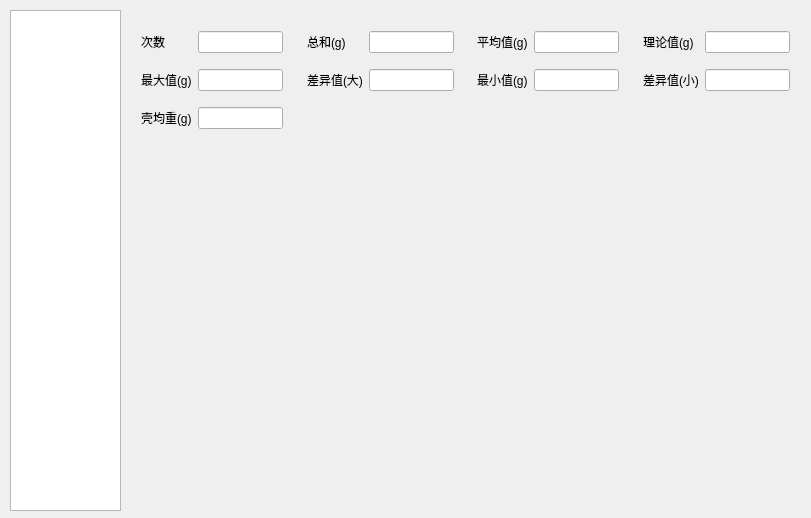
First picture: the form in PLCControl/QtPLCLibrary/DataCurve.ui, repository DR-Pharm/QPrinter, before the edit.
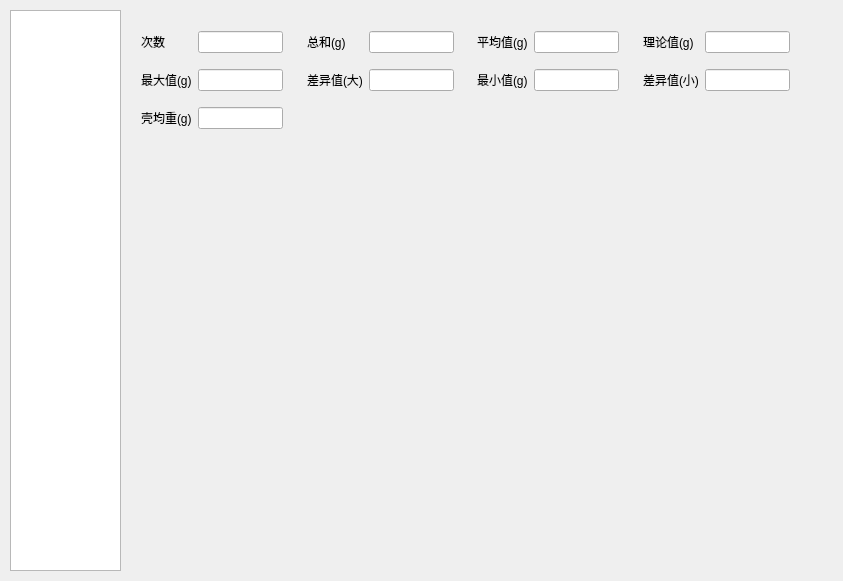
Second picture: the form after the edit.

What changed in the file:
```diff
--- a/PLCControl/QtPLCLibrary/DataCurve.ui
+++ b/PLCControl/QtPLCLibrary/DataCurve.ui
@@ -6,8 +6,8 @@
    <rect>
     <x>0</x>
     <y>0</y>
-    <width>811</width>
-    <height>518</height>
+    <width>843</width>
+    <height>581</height>
    </rect>
   </property>
   <property name="windowTitle">
@@ -19,7 +19,7 @@
      <x>120</x>
      <y>150</y>
      <width>691</width>
-     <height>371</height>
+     <height>431</height>
     </rect>
    </property>
    <layout class="QGridLayout" name="gridLayout_One"/>
@@ -30,7 +30,7 @@
      <x>10</x>
      <y>10</y>
      <width>111</width>
-     <height>501</height>
+     <height>561</height>
     </rect>
    </property>
   </widget>
```
